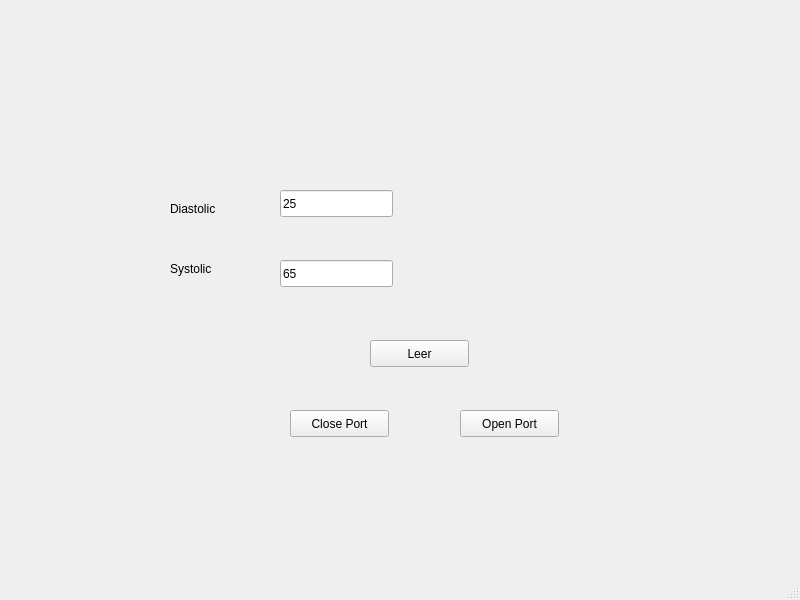
Old version of the form guibp.ui in the repository Oscar024/guiBP.
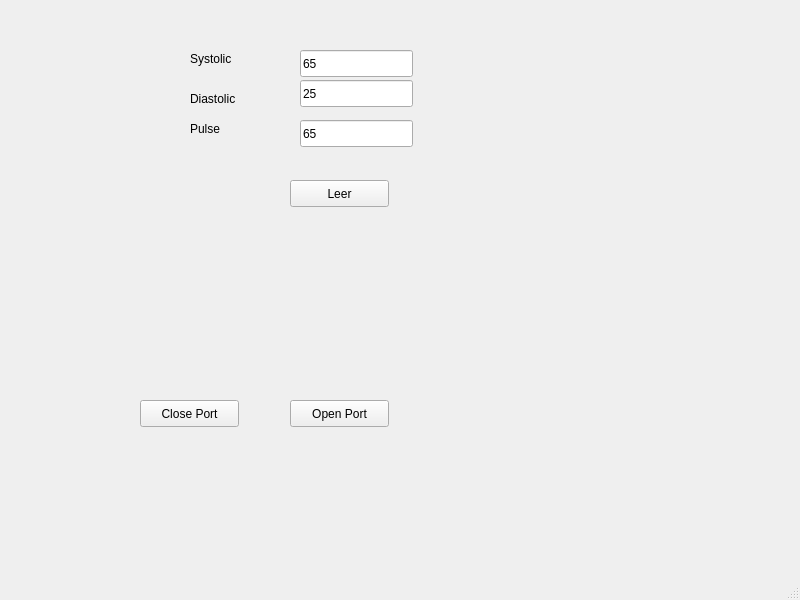
New version of the form.

Commit message: serial interface agregacion del pulso

Diff of the .ui file:
```diff
--- a/guibp.ui
+++ b/guibp.ui
@@ -17,8 +17,8 @@
    <widget class="QPushButton" name="btnOpen">
     <property name="geometry">
      <rect>
-      <x>460</x>
-      <y>410</y>
+      <x>290</x>
+      <y>400</y>
       <width>99</width>
       <height>27</height>
      </rect>
@@ -30,8 +30,8 @@
    <widget class="QLineEdit" name="txtsys">
     <property name="geometry">
      <rect>
-      <x>280</x>
-      <y>260</y>
+      <x>300</x>
+      <y>50</y>
       <width>113</width>
       <height>27</height>
      </rect>
@@ -43,8 +43,8 @@
    <widget class="QPushButton" name="btnClose">
     <property name="geometry">
      <rect>
-      <x>290</x>
-      <y>410</y>
+      <x>140</x>
+      <y>400</y>
       <width>99</width>
       <height>27</height>
      </rect>
@@ -56,8 +56,8 @@
    <widget class="QLineEdit" name="txtDias">
     <property name="geometry">
      <rect>
-      <x>280</x>
-      <y>190</y>
+      <x>300</x>
+      <y>80</y>
       <width>113</width>
       <height>27</height>
      </rect>
@@ -69,8 +69,8 @@
    <widget class="QLabel" name="label">
     <property name="geometry">
      <rect>
-      <x>170</x>
-      <y>200</y>
+      <x>190</x>
+      <y>90</y>
       <width>68</width>
       <height>17</height>
      </rect>
@@ -82,8 +82,8 @@
    <widget class="QLabel" name="label_2">
     <property name="geometry">
      <rect>
-      <x>170</x>
-      <y>260</y>
+      <x>190</x>
+      <y>50</y>
       <width>68</width>
       <height>17</height>
      </rect>
@@ -95,8 +95,8 @@
    <widget class="QPushButton" name="btnRead">
     <property name="geometry">
      <rect>
-      <x>370</x>
-      <y>340</y>
+      <x>290</x>
+      <y>180</y>
       <width>99</width>
       <height>27</height>
      </rect>
@@ -105,6 +105,32 @@
      <string>Leer</string>
     </property>
    </widget>
+   <widget class="QLineEdit" name="txtPulso">
+    <property name="geometry">
+     <rect>
+      <x>300</x>
+      <y>120</y>
+      <width>113</width>
+      <height>27</height>
+     </rect>
+    </property>
+    <property name="text">
+     <string>65</string>
+    </property>
+   </widget>
+   <widget class="QLabel" name="lblpulso">
+    <property name="geometry">
+     <rect>
+      <x>190</x>
+      <y>120</y>
+      <width>68</width>
+      <height>17</height>
+     </rect>
+    </property>
+    <property name="text">
+     <string>Pulse</string>
+    </property>
+   </widget>
   </widget>
   <widget class="QMenuBar" name="menubar">
    <property name="geometry">
```
Left out of the diff: 16 changed lines with no effect on the pictures. The commit also changes 1 other file.
